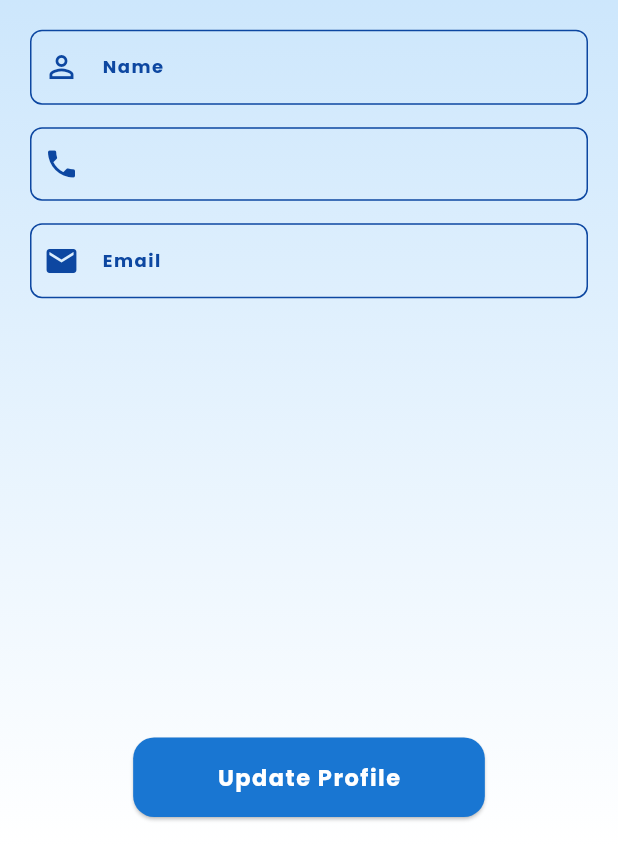
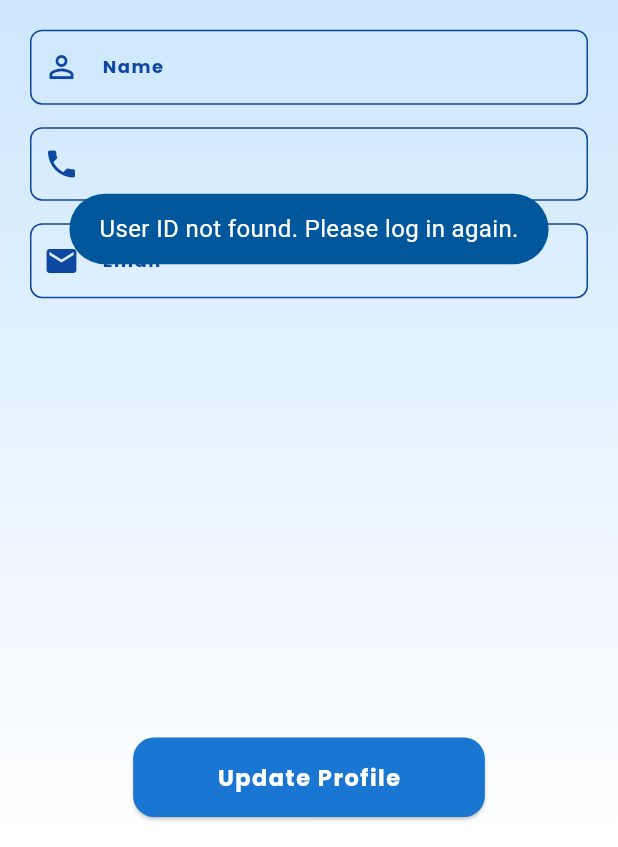
Before and after one commit to anushkagupta65/Mr-Blue, a Flutter app: the MyProfile screen opened directly, after a tap on "Update Profile", on a phone screen of 412 x 824 dp, the part 389-1236 px from its top. Run offline on Flutter 3.47's test engine with Material 3 defaults, Android fonts, the phone set to English and light mode, and no system bars; our stand-ins replace flutter_screenutil, fluttertoast, permission_handler, pin_code_fields, share_plus, shared_preferences; missing offline and left inert: flutter_phone_direct_caller; accounts and stored records are empty; network calls fail.

Commit message:
modified ui

```diff
--- a/lib/src/presentation/login/verify_otp.dart
+++ b/lib/src/presentation/login/verify_otp.dart
@@ -31,6 +31,7 @@ class _VerifyOtpScreenState extends State<VerifyOtpScreen> {
       await prefs.setBool('isLoggedIn', true);
       Map<String, dynamic> userData = jsonDecode(response);
       await prefs.setString('user_name', userData['name'] ?? 'User');
+      await prefs.setString('user_id', userData['user_id'].toString());
       await prefs.setString(
         'user_email',
         userData['email'] ?? 'abc@example.com',
@@ -105,7 +106,7 @@ class _VerifyOtpScreenState extends State<VerifyOtpScreen> {
                       ),
                       SizedBox(height: 50.h),
                       Padding(
-                        padding: EdgeInsets.symmetric(horizontal: 40.w),
+                        padding: EdgeInsets.symmetric(horizontal: 16.w),
                         child: PinCodeTextField(
                           appContext: context,
                           length: 4,
@@ -162,7 +163,7 @@ class _VerifyOtpScreenState extends State<VerifyOtpScreen> {
                             fontWeight: FontWeight.w700,
                             color: Colors.black,
                             letterSpacing: 1,
-                            fontSize: 18.sp,
+                            fontSize: 14.sp,
                           ),
                         ),
                       ),
--- a/lib/src/presentation/profile/profile.dart
+++ b/lib/src/presentation/profile/profile.dart
@@ -1,6 +1,9 @@
+import 'dart:convert';
+
 import 'package:flutter/material.dart';
 import 'package:flutter_screenutil/flutter_screenutil.dart';
 import 'package:mr_blue/src/core/utils.dart';
+import 'package:mr_blue/src/services/api_services.dart';
 import 'package:shared_preferences/shared_preferences.dart';
 
 class MyProfile extends StatefulWidget {
@@ -13,8 +16,9 @@ class MyProfile extends StatefulWidget {
 class _MyProfileState extends State<MyProfile> {
   final TextEditingController _email = TextEditingController();
   final TextEditingController _name = TextEditingController();
-  int? userId;
+  String _userId = '';
   String _mobile = '';
+  final ApiService _apiService = ApiService();
 
   @override
   void initState() {
@@ -28,7 +32,44 @@ class _MyProfileState extends State<MyProfile> {
       _name.text = prefs.getString('user_name') ?? 'User';
       _email.text = prefs.getString('user_email') ?? 'No email';
       _mobile = prefs.getString('user_mobile') ?? 'No mobile';
+      _userId = prefs.getString('user_id') ?? ''; // Load userId
     });
+  }
+
+  Future<void> _updateProfile() async {
+    if (_userId.isEmpty) {
+      showToastMessage("User ID not found. Please log in again.");
+      return;
+    }
+
+    try {
+      String response = await _apiService.updateProfile(
+        _userId,
+        _name.text,
+        _email.text,
+      );
+      print(response);
+      Map<String, dynamic> userData = jsonDecode(response);
+      if (userData['Status'] == 'Success') {
+        Navigator.of(context).pop();
+        showToastMessage("Profile updated successfully");
+      } else {
+        showToastMessage("Failed to update profile: ${userData['message']}");
+      }
+      final prefs = await SharedPreferences.getInstance();
+      await prefs.setString('user_name', _name.text);
+      await prefs.setString('user_email', _email.text);
+      showToastMessage("Profile updated successfully");
+    } catch (e) {
+      showToastMessage("Failed: $e");
+    }
+  }
+
+  @override
+  void dispose() {
+    _email.dispose();
+    _name.dispose();
+    super.dispose();
   }
 
   @override
@@ -165,7 +206,7 @@ class _MyProfileState extends State<MyProfile> {
                     borderRadius: BorderRadius.circular(14),
                   ),
                 ),
-                onPressed: () {},
+                onPressed: _updateProfile,
                 child: Text(
                   'Update Profile',
                   style: TextStyle(
```
Also changed, not shown: lib/src/core/constants.dart (+53 -53 lines), lib/src/presentation/home/home_screen.dart (+63 -29 lines), lib/src/presentation/login/login.dart (+12 -12 lines), lib/src/services/api_services.dart (+49 -0 lines).
